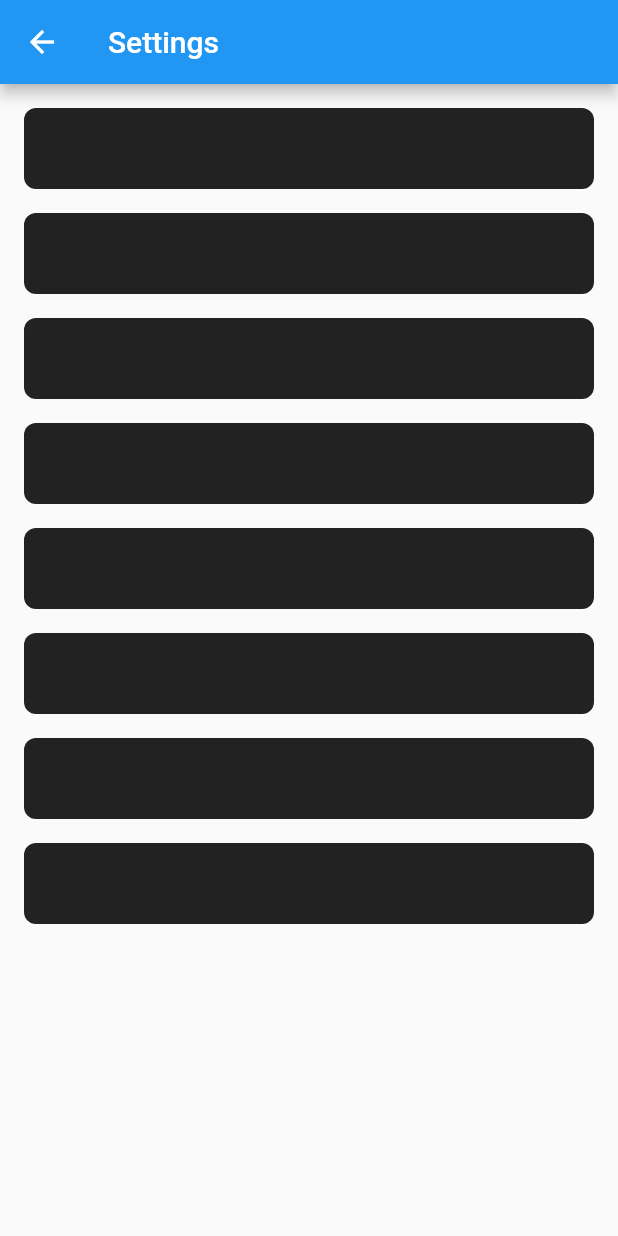
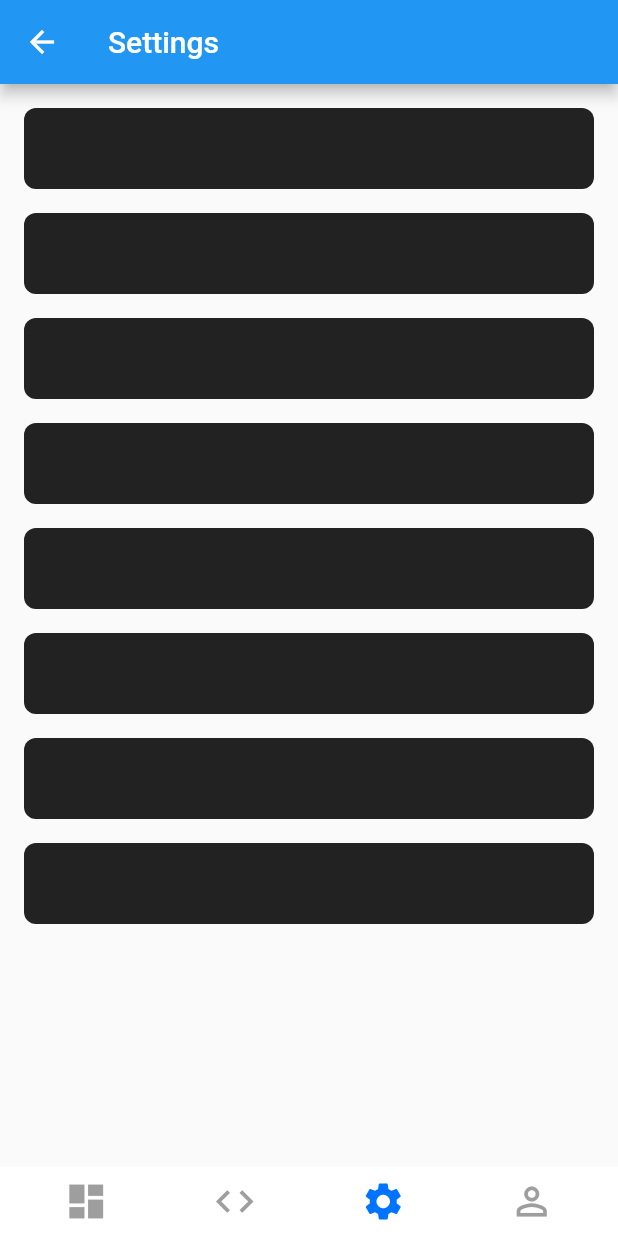
Before and after one commit to bmatheus91/flutter-hospital-dashboard, a Flutter app: the screen it shows after launch, after a tap on the "settings" icon, on a phone screen of 412 x 824 dp. Run offline on Flutter 3.47's test engine with Material 2 defaults, Android fonts, the phone set to English and light mode, and no system bars; our stand-ins replace bloc, flutter_bloc, path_drawing; network calls fail.

Commit message:
Adicao de navegacao aninhada; Ajustes menores

```diff
--- a/lib/home/hospital_dashboard.dart
+++ b/lib/hospital/hospital_dashboard.dart
@@ -2,7 +2,6 @@ import 'dart:math' as math;
 
 import 'package:flutter/material.dart';
 
-import 'package:flutter_hospital_dashboard/routes.dart';
 import 'package:flutter_hospital_dashboard/widgets/custom_bottom_app_bar.dart';
 import '../patient/appointment_card.dart';
 import 'patient_appointment_summary_card.dart';
@@ -36,12 +35,6 @@ class _HospitalDashboardState extends State<HospitalDashboard> {
         backgroundColor: primaryColor,
         title: const Text('Dashboard'),
         actions: [
-          IconButton(
-            icon: const Icon(Icons.settings),
-            onPressed: () {
-              Navigator.pushNamed(context, ApplicationRoutes.settings);
-            },
-          ),
           const Icon(Icons.notifications),
           Container(
             width: 50,
--- a/lib/home/patient_appointment_summary_card.dart
+++ b/lib/hospital/patient_appointment_summary_card.dart
@@ -1,4 +1,6 @@
 import 'package:flutter/material.dart';
+
+import '../routes.dart';
 
 Color primaryColor = const Color(0xff0074ff);
 
@@ -19,7 +21,9 @@ class PatientAppointmentSummaryCard extends StatelessWidget {
   @override
   Widget build(BuildContext context) {
     return GestureDetector(
-      onTap: () {},
+      onTap: () {
+        Navigator.pushNamed(context, ApplicationRoutes.patient);
+      },
       child: Container(
         padding: const EdgeInsets.only(left: 8),
         decoration: BoxDecoration(
--- a/lib/main.dart
+++ b/lib/main.dart
@@ -1,37 +1,50 @@
 import 'package:flutter/material.dart';
+import 'package:flutter_bloc/flutter_bloc.dart';
 import 'package:flutter_hospital_dashboard/patient/patient_dashboard.dart';
 import 'package:flutter_hospital_dashboard/routes.dart';
+import 'package:flutter_hospital_dashboard/splash_page.dart';
+import 'package:provider/provider.dart';
 
-import 'home/hospital_dashboard.dart';
+import 'application_settings.dart';
+import 'custom_route_observer.dart';
+import 'hospital/hospital_dashboard.dart';
 import 'settings/settings_screen.dart';
 import 'setup/setup_flow.dart';
+import 'widgets/custom_bottom_app_bar.dart';
 
 Color primaryColor = const Color(0xff0074ff);
 typedef RouteConfiguration = Route<dynamic>? Function(RouteSettings)?;
 void main() {
-  runApp(const MyApp());
+  runApp(Application());
 }
 
-class MyApp extends StatelessWidget {
-  const MyApp({super.key});
+class Application extends StatelessWidget {
+  Application({super.key});
+
+  final pageController = PageController(initialPage: 0, keepPage: true);
 
   @override
   Widget build(BuildContext context) {
-    return MaterialApp(
-      title: 'Flutter Demo',
-      theme: ThemeData(
-        primarySwatch: Colors.blue,
+    return BlocProvider(
+      create: (_) => ApplicationSettings(),
+      child: MaterialApp(
+        title: 'Flutter Demo',
+        theme: ThemeData(
+          primarySwatch: Colors.blue,
+        ),
+        navigatorObservers: [CustomRouteObserver()],
+        onGenerateRoute: onGenerateRoute(),
       ),
-      onGenerateRoute: onGenerateRoute(),
     );
   }
 
   RouteConfiguration onGenerateRoute() => (settings) {
         late Widget page;
-
-        if (settings.name == ApplicationRoutes.home) {
+        if (settings.name == ApplicationRoutes.root) {
+          page = const SplashPage();
+        } else if (settings.name == ApplicationRoutes.home) {
           page = const HospitalDashboard();
-        } else if (settings.name!.startsWith(ApplicationRoutes.patient)) {
+        } else if (settings.name == ApplicationRoutes.patient) {
           page = const PatientDashboard();
         } else if (settings.name == ApplicationRoutes.settings) {
           page = const SettingsScreen();
--- a/lib/routes.dart
+++ b/lib/routes.dart
@@ -3,8 +3,14 @@ import 'package:flutter/material.dart';
 typedef RouteConfiguration<T> = Route<T>? Function(RouteSettings)?;
 
 class ApplicationRoutes {
+  // Splash Screen
+  static const root = '/';
+
+  // Not Found
+  static const notFound = '/not_found';
+
   // Home
-  static const home = '/';
+  static const home = '/hospital_dashboard';
 
   // Settings
   static const settings = '/settings';
--- a/lib/settings/settings_screen.dart
+++ b/lib/settings/settings_screen.dart
@@ -1,4 +1,6 @@
 import 'package:flutter/material.dart';
+
+import '../widgets/custom_bottom_app_bar.dart';
 
 class SettingsScreen extends StatelessWidget {
   const SettingsScreen({
@@ -25,6 +27,7 @@ class SettingsScreen extends StatelessWidget {
           }),
         ),
       ),
+      bottomNavigationBar: const CustomBottomAppBar(),
     );
   }
 
--- a/lib/setup/select_device_page.dart
+++ b/lib/setup/select_device_page.dart
@@ -35,7 +35,7 @@ class SelectDevicePage extends StatelessWidget {
                     onDeviceSelected('22n483nk5834');
                   },
                   child: const Text(
-                    'Bulb 22n483nk5834',
+                    'Device 22n483nk5834',
                     style: TextStyle(
                       fontSize: 24,
                     ),
--- /dev/null
+++ b/lib/splash_page.dart
@@ -0,0 +1,26 @@
+import 'package:flutter/material.dart';
+import 'package:flutter_bloc/flutter_bloc.dart';
+import 'package:flutter_hospital_dashboard/application_settings.dart';
+
+import 'routes.dart';
+
+class SplashPage extends StatelessWidget {
+  const SplashPage({super.key});
+
+  @override
+  Widget build(BuildContext context) {
+    return Scaffold(
+      body: BlocListener<ApplicationSettings, SettingsState>(
+        bloc: context.read<ApplicationSettings>()..add(StartApplication()),
+        listener: (context, state) {
+          if (state is LoadedApplication) {
+            Navigator.pushReplacementNamed(context, ApplicationRoutes.home);
+          }
+        },
+        child: const Center(
+          child: CircularProgressIndicator(),
+        ),
+      ),
+    );
+  }
+}
--- a/lib/widgets/custom_bottom_app_bar.dart
+++ b/lib/widgets/custom_bottom_app_bar.dart
@@ -1,12 +1,19 @@
 import 'package:flutter/material.dart';
+import 'package:flutter_bloc/flutter_bloc.dart';
 
+import '../application_settings.dart';
 import '../main.dart';
+import '../routes.dart';
 
 class CustomBottomAppBar extends StatelessWidget {
   const CustomBottomAppBar({super.key});
 
   @override
   Widget build(BuildContext context) {
+    final bloc = context.read<ApplicationSettings>();
+    return BlocBuilder<ApplicationSettings, SettingsState>(
+      bloc: bloc,
+      builder: (context, state) {
         return BottomAppBar(
           elevation: 0,
           child: Padding(
@@ -15,20 +22,54 @@ class CustomBottomAppBar extends StatelessWidget {
               mainAxisAlignment: MainAxisAlignment.spaceAround,
               crossAxisAlignment: CrossAxisAlignment.center,
               children: [
-            Icon(
-              Icons.label_outline,
-              size: 35,
-              color: primaryColor,
+                BottomAppButton(
+                  icon: Icons.dashboard,
+                  isSelected: bloc.isRouteSelected(ApplicationRoutes.home),
+                  selectedColor: primaryColor,
+                  onTap: () {
+                    if (bloc.currentRoute == ApplicationRoutes.home) {
+                      return;
+                    }
+
+                    Navigator.popUntil(
+                      context,
+                      ModalRoute.withName(ApplicationRoutes.home),
+                    );
+                  },
                 ),
-            const Icon(
-              Icons.ac_unit,
-              color: Colors.grey,
-              size: 30,
+                BottomAppButton(
+                  icon: Icons.code,
+                  isSelected:
+                      bloc.isRouteSelected(ApplicationRoutes.setupStart),
+                  selectedColor: primaryColor,
+                  onTap: () {
+                    if (bloc.currentRoute
+                        .startsWith(ApplicationRoutes.prefixSetup)) {
+                      return;
+                    }
+
+                    Navigator.pushNamedAndRemoveUntil(
+                      context,
+                      ApplicationRoutes.setupStart,
+                      ModalRoute.withName(ApplicationRoutes.home),
+                    );
+                  },
                 ),
-            const Icon(
-              Icons.tune,
-              size: 30,
-              color: Colors.grey,
+                BottomAppButton(
+                  icon: Icons.settings,
+                  isSelected: bloc.isRouteSelected(ApplicationRoutes.settings),
+                  selectedColor: primaryColor,
+                  onTap: () {
+                    if (bloc.currentRoute == ApplicationRoutes.settings) {
+                      return;
+                    }
+
+                    Navigator.pushNamedAndRemoveUntil(
+                      context,
+                      ApplicationRoutes.settings,
+                      ModalRoute.withName(ApplicationRoutes.home),
+                    );
+                  },
                 ),
                 const Icon(
                   Icons.perm_identity,
@@ -39,5 +80,34 @@ class CustomBottomAppBar extends StatelessWidget {
             ),
           ),
         );
+      },
+    );
   }
 }
+
+class BottomAppButton extends StatelessWidget {
+  const BottomAppButton({
+    super.key,
+    this.isSelected = false,
+    required this.selectedColor,
+    required this.icon,
+    this.onTap,
+  });
+
+  final bool isSelected;
+  final Color selectedColor;
+  final IconData icon;
+  final Function()? onTap;
+
+  @override
+  Widget build(BuildContext context) {
+    return GestureDetector(
+      onTap: onTap,
+      child: Icon(
+        icon,
+        color: isSelected ? selectedColor : Colors.grey,
+        size: 30,
+      ),
+    );
+  }
+}
```
Also changed, not shown: lib/not_found_page.dart (added, +24 -0 lines), lib/patient/patient_dashboard.dart (+18 -17 lines), lib/setup/setup_flow.dart (+8 -1 lines), 1 other file. Lines whose indentation alone changed are shown as unchanged.
